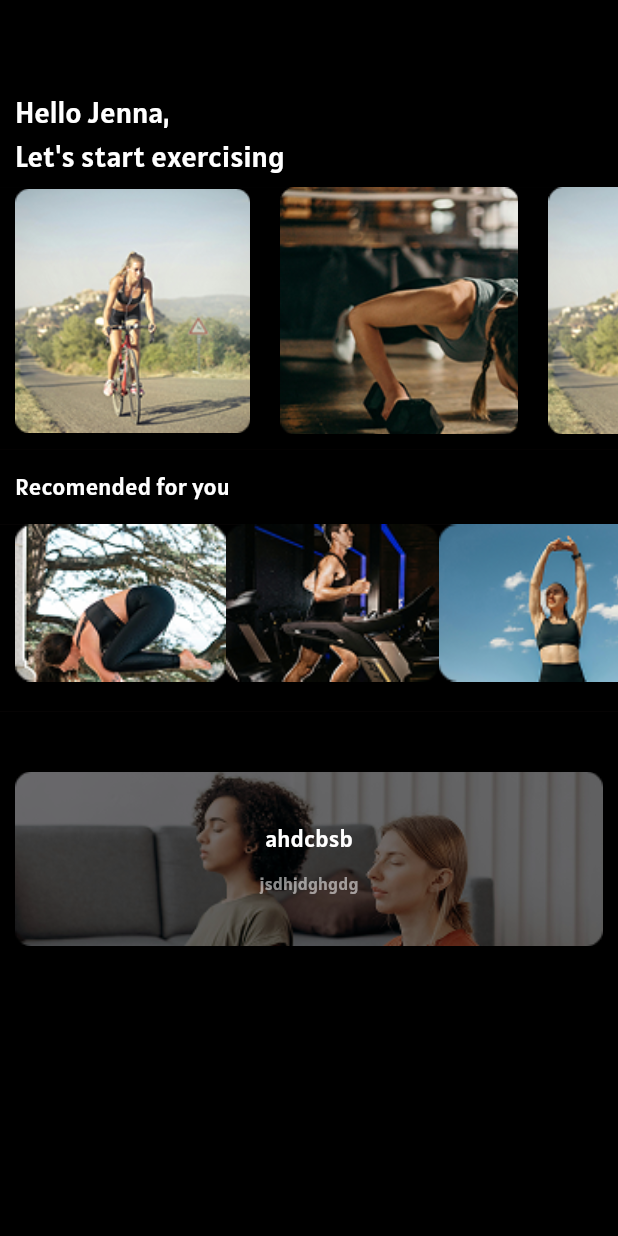
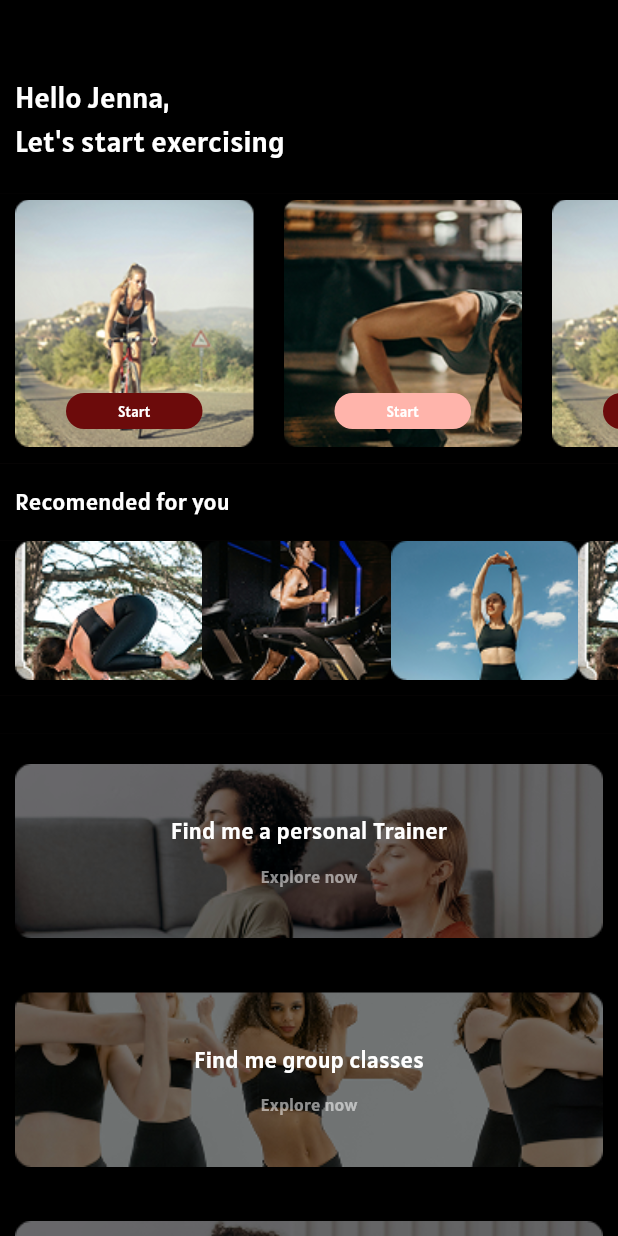
Before and after one commit to parindyaliyanage/intern_task_1, a Flutter app: the screen it shows after launch, on a phone screen of 412 x 824 dp. Run offline on Flutter 3.47's test engine with Material 3 defaults, Android fonts, the light colour scheme and no system bars.

Commit message:
finished main_dashboard

```diff
--- a/lib/screens/main_dashboard/exercises.dart
+++ b/lib/screens/main_dashboard/exercises.dart
@@ -1,17 +1,81 @@
 import 'package:flutter/material.dart';
+import 'package:intern_task_1/themes/colors.dart';
+import 'package:intern_task_1/themes/text_styles.dart';
+
+// final List<Widget> exercisesImages = [
+//   Padding(
+//     padding: const EdgeInsets.symmetric(horizontal: 10.0, vertical: 1.0),
+//     child: Image.asset('assets/images/cycling.png'),
+//   ),
+//   Padding(
+//     padding: const EdgeInsets.symmetric(horizontal: 10.0),
+//     child: Image.asset('assets/images/pushups.png'),
+//   ),
+//   Padding(
+//     padding: const EdgeInsets.symmetric(horizontal: 10.0),
+//     child: Image.asset('assets/images/cycling.png'),
+//   ),
+// ];
 
 final List<Widget> exercisesImages = [
   Padding(
-    padding: const EdgeInsets.symmetric(horizontal: 10.0, vertical: 1.0),
-    child: Image.asset('assets/images/cycling.png'),
+    padding: const EdgeInsets.symmetric(vertical: 1.0, horizontal: 10.0),
+    child: Stack(
+      alignment: Alignment.bottomCenter,
+      children: [
+        ClipRRect(
+          child: Image.asset('assets/images/cycling.png', fit: BoxFit.contain),
+        ),
+        FilledButton(
+          onPressed: () {},
+          style: FilledButton.styleFrom(
+            backgroundColor: AppColors.seedColor,
+            padding: const EdgeInsets.symmetric(horizontal: 1, vertical: 5),
+            minimumSize: const Size(91, 8),
+          ),
+          child: Text('Start', style: AppTextStyles.exercisesDashboard),
+        ),
+      ],
+    ),
   ),
   Padding(
-    padding: const EdgeInsets.symmetric(horizontal: 10.0),
-    child: Image.asset('assets/images/pushups.png'),
+    padding: const EdgeInsets.symmetric(vertical: 1.0, horizontal: 10.0),
+    child: Stack(
+      alignment: Alignment.bottomCenter,
+      children: [
+        ClipRRect(
+          child: Image.asset('assets/images/pushups.png', fit: BoxFit.contain),
+        ),
+        FilledButton(
+          onPressed: () {},
+          style: FilledButton.styleFrom(
+            padding: const EdgeInsets.symmetric(horizontal: 1, vertical: 5),
+            minimumSize: const Size(91, 8),
+          ),
+          child: Text('Start', style: AppTextStyles.exercisesDashboard),
+        ),
+      ],
+    ),
   ),
   Padding(
-    padding: const EdgeInsets.symmetric(horizontal: 10.0),
-    child: Image.asset('assets/images/cycling.png'),
+    padding: const EdgeInsets.symmetric(vertical: 1.0, horizontal: 10.0),
+    child: Stack(
+      alignment: Alignment.bottomCenter,
+      children: [
+        ClipRRect(
+          child: Image.asset('assets/images/cycling.png', fit: BoxFit.contain),
+        ),
+        FilledButton(
+          onPressed: () {},
+          style: FilledButton.styleFrom(
+            backgroundColor: AppColors.seedColor,
+            padding: const EdgeInsets.symmetric(horizontal: 1, vertical: 5),
+            minimumSize: const Size(91, 8),
+          ),
+          child: Text('Start', style: AppTextStyles.exercisesDashboard),
+        ),
+      ],
+    ),
   ),
 ];
 
@@ -21,3 +85,81 @@ final List<Widget> recomendImages = [
   Image.asset('assets/images/yoga2.png', fit: BoxFit.contain),
   Image.asset('assets/images/yoga1.png', fit: BoxFit.contain),
 ];
+
+final List<Widget> exploreImages = [
+  Padding(
+    padding: const EdgeInsets.only(bottom: 36.0),
+    child: ClipRRect(
+      child: Stack(
+        alignment: Alignment.center,
+        children: [
+          Image.asset(
+            'assets/images/trainer.png',
+            fit: BoxFit.cover,
+            width: double.infinity,
+          ),
+          Column(
+            children: [
+              Text(
+                "Find me a personal Trainer",
+                style: AppTextStyles.recomendDashboard,
+              ),
+              SizedBox(height: 10),
+              Text('Explore now', style: AppTextStyles.featuresDashboard),
+            ],
+          ),
+        ],
+      ),
+    ),
+  ),
+  Padding(
+    padding: const EdgeInsets.only(bottom: 36.0),
+    child: ClipRRect(
+      child: Stack(
+        alignment: Alignment.center,
+        children: [
+          Image.asset(
+            'assets/images/classes.png',
+            fit: BoxFit.cover,
+            width: double.infinity,
+          ),
+          Column(
+            children: [
+              Text(
+                "Find me group classes",
+                style: AppTextStyles.recomendDashboard,
+              ),
+              SizedBox(height: 10),
+              Text('Explore now', style: AppTextStyles.featuresDashboard),
+            ],
+          ),
+        ],
+      ),
+    ),
+  ),
+  Padding(
+    padding: const EdgeInsets.only(bottom: 36.0),
+    child: ClipRRect(
+      child: Stack(
+        alignment: Alignment.center,
+        children: [
+          Image.asset(
+            'assets/images/trainer.png',
+            fit: BoxFit.cover,
+            width: double.infinity,
+          ),
+          Column(
+            children: [
+              Text(
+                "Find me a group classes",
+                style: AppTextStyles.recomendDashboard,
+              ),
+              SizedBox(height: 10),
+              Text('Explore now', style: AppTextStyles.featuresDashboard),
+            ],
+          ),
+        ],
+      ),
+    ),
+  ),
+];
--- a/lib/screens/main_dashboard/main_dashboard.dart
+++ b/lib/screens/main_dashboard/main_dashboard.dart
@@ -24,8 +24,8 @@ class _MainDashboardState extends State<MainDashboard> {
                 alignment: Alignment.topLeft,
                 child: Padding(
                   padding: const EdgeInsets.only(
-                    top: 60.0,
-                    bottom: 2.0,
+                    top: 50.0,
+                    bottom: 10.0,
                     left: 10.0,
                   ),
                   child: Text(
@@ -37,17 +37,28 @@ class _MainDashboardState extends State<MainDashboard> {
             ),
           ),
 
+          // Expanded(
+          //   flex: 7,
+          //   child: Container(
+          //     color: Colors.black,
+          //     child: Container(
+          //       color: Colors.black,
+          //       child: ListView(
+          //         scrollDirection: Axis.horizontal,
+          //         padding: const EdgeInsets.only(bottom: 10.0),
+          //         children: exercisesImages,
+          //       ),
+          //     ),
+          //   ),
+          // ),
           Expanded(
             flex: 7,
             child: Container(
               color: Colors.black,
-              child: Container(
-                color: Colors.black,
-                child: ListView(
-                  scrollDirection: Axis.horizontal,
-                  padding: const EdgeInsets.only(bottom: 10.0),
-                  children: exercisesImages,
-                ),
+              child: ListView(
+                scrollDirection: Axis.horizontal,
+                padding: const EdgeInsets.only(bottom: 10.0),
+                children: exercisesImages,
               ),
             ),
           ),
@@ -66,9 +77,9 @@ class _MainDashboardState extends State<MainDashboard> {
           ),
 
           Expanded(
-            flex: 5,
+            flex: 4,
             child: Container(
-              padding: EdgeInsets.only(left: 10.0, bottom: 20.0),
+              padding: EdgeInsets.only(left: 10.0, bottom: 10.0),
               color: Colors.black,
               child: ListView(
                 scrollDirection: Axis.horizontal,
@@ -76,47 +87,17 @@ class _MainDashboardState extends State<MainDashboard> {
               ),
             ),
           ),
+          Expanded(flex: 1, child: Container(color: AppColors.primaryColor)),
 
           Expanded(
-            flex: 14,
+            flex: 13,
             child: Container(
+              padding: EdgeInsets.only(top: 20.0),
               color: Colors.black,
               child: ListView(
-                padding: EdgeInsets.only(top: 20.0),
+                padding: EdgeInsets.symmetric(horizontal: 10.0),
                 scrollDirection: Axis.vertical,
-                children: [
-                  Padding(
-                    padding: const EdgeInsets.symmetric(
-                      horizontal: 10.0,
-                      vertical: 20,
-                    ),
-                    child: ClipRRect(
-                      child: Stack(
-                        alignment: Alignment.center,
-                        children: [
-                          Image.asset(
-                            'assets/images/trainer.png',
-                            fit: BoxFit.cover,
-                            width: double.infinity,
-                          ),
-                          Column(
-                            children: [
-                              Text(
-                                "ahdcbsb",
-                                style: AppTextStyles.recomendDashboard,
-                              ),
-                              SizedBox(height: 10),
-                              Text(
-                                'jsdhjdghgdg',
-                                style: AppTextStyles.featuresDashboard,
-                              ),
-                            ],
-                          ),
-                        ],
-                      ),
-                    ),
-                  ),
-                ],
+                children: exploreImages,
               ),
             ),
           ),
--- a/lib/themes/text_styles.dart
+++ b/lib/themes/text_styles.dart
@@ -15,6 +15,12 @@ class AppTextStyles {
     fontFamily: AppFonts.primaryFont,
   );
 
+  static TextStyle exercisesDashboard = TextStyle(
+    fontSize: 10,
+    color: Colors.white,
+    fontFamily: AppFonts.primaryFont,
+  );
+
   static TextStyle recomendDashboard = TextStyle(
     fontSize: 16,
     color: Colors.white,
```
